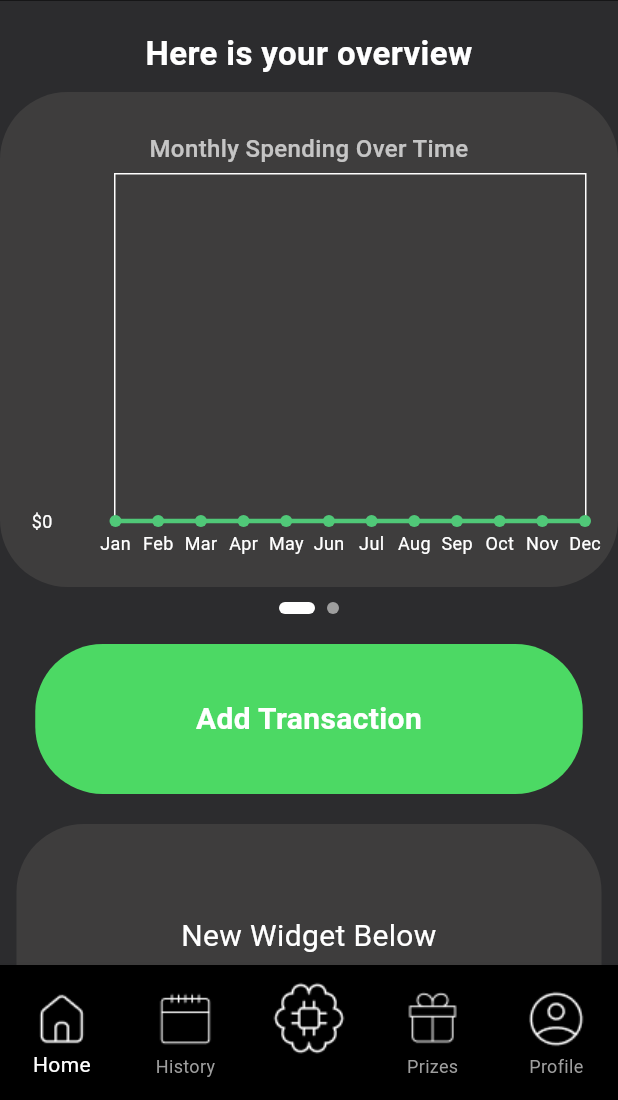
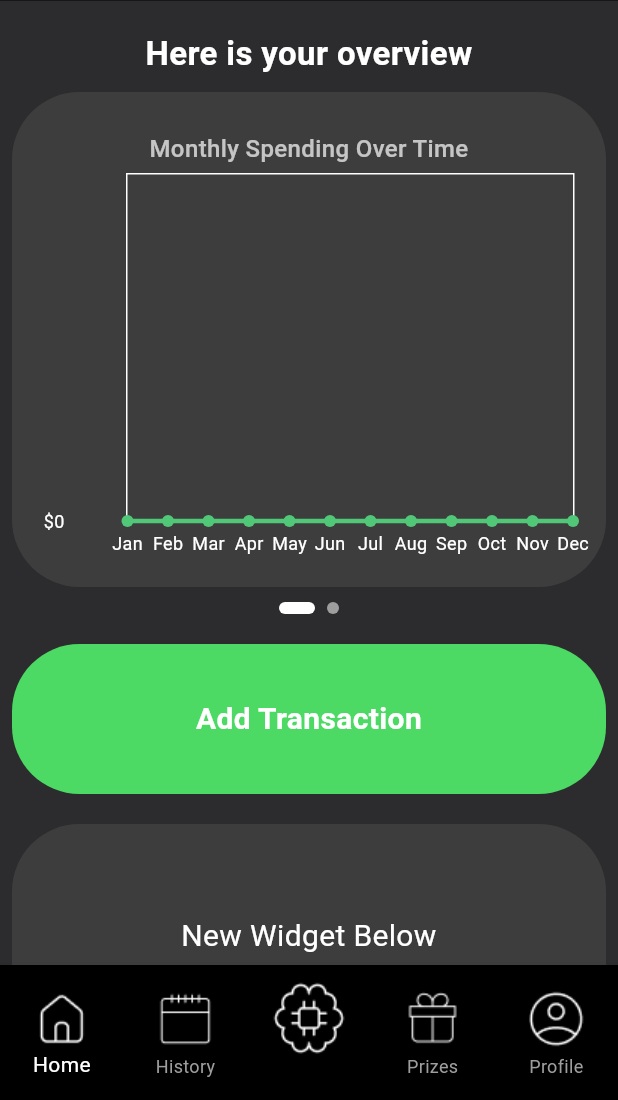
Before and after one commit to petrg01/UNIHACK-TECHNIK, a Flutter app: the screen it shows after launch, on a phone screen of 412 x 824 dp, the part 136-1236 px from its top. Run offline on Flutter 3.47's test engine with Material 3 defaults, Android fonts, the phone set to English and light mode, and no system bars; drawn by our look-alikes of fl_chart, smooth_page_indicator; our stand-ins replace auto_size_text, flutter_dotenv, shared_preferences, sqflite; accounts and stored records are empty.

Commit message:
finished main sreenn graphs

```diff
--- a/lib/screens/main_screen.dart
+++ b/lib/screens/main_screen.dart
@@ -3,7 +3,7 @@ import 'package:technik/globals.dart';
 import '../widgets/dynamic_widget.dart';
 import 'package:smooth_page_indicator/smooth_page_indicator.dart';
 import '../widgets/line_chart_widget.dart';
-import '../widgets/pie_chart_widget.dart'; // New pie chart widget file
+import '../widgets/pie_chart_widget.dart';
 import '../widgets/header_widget.dart';
 import '../widgets/add_transaction_dialog.dart'; // Import the Add Transaction dialog
 
@@ -14,9 +14,15 @@ class MainScreen extends StatefulWidget {
 
 class _MainScreenState extends State<MainScreen> {
   final PageController _pageController = PageController();
+  bool showPieChartAnimation = false;
 
   @override
   Widget build(BuildContext context) {
+    // Calculate a widget width matching the TransactionsScreen style.
+    // Assuming 8 pixels padding on each side (total 16 pixels).
+    final double screenWidth = MediaQuery.of(context).size.width;
+    final double widgetWidth = screenWidth - 16;
+
     return Scaffold(
       backgroundColor: Color(0xFF2c2c2e),
       body: SafeArea(
@@ -29,7 +35,7 @@ class _MainScreenState extends State<MainScreen> {
               SizedBox(height: 20),
               // Overview charts section
               Padding(
-                padding: EdgeInsets.symmetric(horizontal: 20),
+                padding: EdgeInsets.symmetric(horizontal: 8),
                 child: Text(
                   "Here is your overview",
                   style: TextStyle(
@@ -41,14 +47,23 @@ class _MainScreenState extends State<MainScreen> {
                 ),
               ),
               SizedBox(height: 10),
+              // Charts PageView with consistent widget width.
               Container(
+                width: widgetWidth,
                 height: 330,
                 child: PageView(
                   controller: _pageController,
+                  onPageChanged: (index) {
+                    if (index == 1) {
+                      setState(() {
+                        showPieChartAnimation = true;
+                      });
+                    }
+                  },
                   children: [
                     // Line Chart Page
                     DynamicWidget(
-                      width: 390,
+                      width: widgetWidth,
                       height: 330,
                       cornerRadius: 45,
                       child: Column(
@@ -73,9 +88,9 @@ class _MainScreenState extends State<MainScreen> {
                         ],
                       ),
                     ),
-                    // Pie Chart Page (renders random data with animation)
+                    // Pie Chart Page
                     DynamicWidget(
-                      width: 390,
+                      width: widgetWidth,
                       height: 330,
                       cornerRadius: 45,
                       child: Column(
@@ -117,7 +132,7 @@ class _MainScreenState extends State<MainScreen> {
               SizedBox(height: 20),
               // Add Transaction Button
               DynamicWidget(
-                width: 365,
+                width: widgetWidth,
                 height: 100,
                 cornerRadius: 45,
                 color: Color(0xFF4CD964),
@@ -137,7 +152,7 @@ class _MainScreenState extends State<MainScreen> {
               SizedBox(height: 20),
               // Additional static widget (New Widget Below)
               DynamicWidget(
-                width: 390,
+                width: widgetWidth,
                 height: 150,
                 cornerRadius: 45,
                 child: Center(
```
